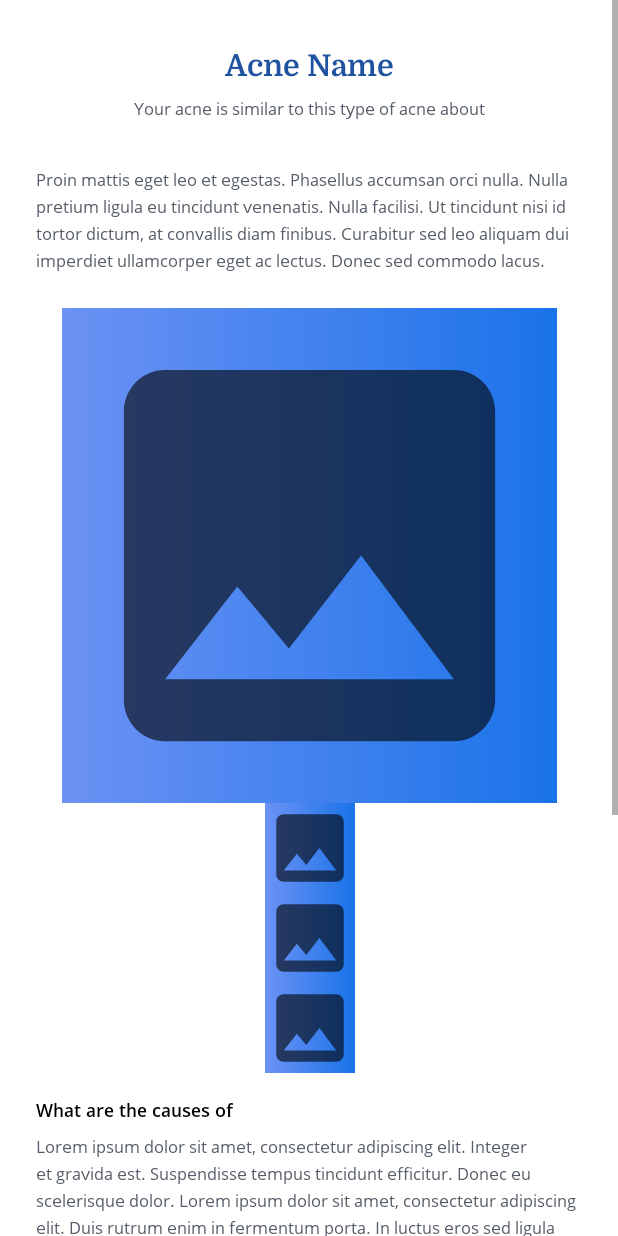
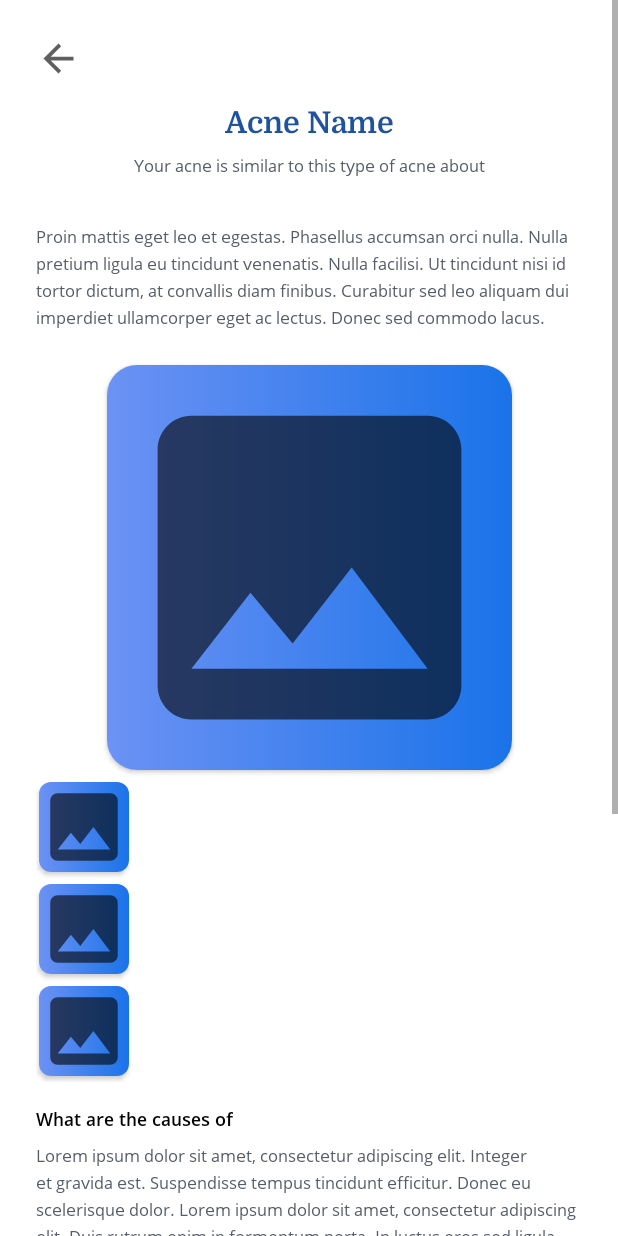
Before and after one commit to LuhutPakpahan/Capstone, an Android app: the layout activity_specific_detail.xml on its own in the app's theme, with its tools: preview values and no code run, on a phone screen of 412 x 824 dp. Run offline under Robolectric (Android 15) with nearby library versions, the phone set to English and light mode, and no system bars.

Commit message:
Repairing activity_signup.xml and activity_specific_detail.xml

```diff
--- /dev/null
+++ b/app/src/main/java/com/bffa3/myapplication/data/entity/AcnePicture.kt
@@ -0,0 +1,6 @@
+package com.bffa3.myapplication.data.entity
+
+data class AcnePicture(
+    val id: String,
+    val imagePath: String
+)
--- a/app/src/main/java/com/bffa3/myapplication/ui/specificdetail/SpecificDetailActivity.kt
+++ b/app/src/main/java/com/bffa3/myapplication/ui/specificdetail/SpecificDetailActivity.kt
@@ -6,6 +6,7 @@ import androidx.recyclerview.widget.LinearLayoutManager
 import androidx.recyclerview.widget.RecyclerView
 import com.bffa3.myapplication.R
 import com.bffa3.myapplication.databinding.ActivitySpecificDetailBinding
+import com.bffa3.myapplication.utils.DummyAcnePictures
 
 class SpecificDetailActivity : AppCompatActivity() {
 
@@ -18,11 +19,11 @@ class SpecificDetailActivity : AppCompatActivity() {
         setContentView(binding.root)
 
         adapter = SpecificDetailAdapter()
-
+        adapter.setListPhoto(DummyAcnePictures.addDummyAcnePictures())
         binding.rvOtherAcneImage.apply {
             layoutManager = LinearLayoutManager(this@SpecificDetailActivity, LinearLayoutManager.HORIZONTAL, false)
             setHasFixedSize(true)
-            adapter = adapter
+            this.adapter = adapter
         }
     }
 }
--- a/app/src/main/java/com/bffa3/myapplication/ui/specificdetail/SpecificDetailAdapter.kt
+++ b/app/src/main/java/com/bffa3/myapplication/ui/specificdetail/SpecificDetailAdapter.kt
@@ -3,20 +3,22 @@ package com.bffa3.myapplication.ui.specificdetail
 import android.view.LayoutInflater
 import android.view.ViewGroup
 import androidx.recyclerview.widget.RecyclerView
+import com.bffa3.myapplication.data.entity.AcnePicture
 import com.bffa3.myapplication.databinding.ItemSpecificDetailBinding
 
 class SpecificDetailAdapter() : RecyclerView.Adapter<SpecificDetailAdapter.CustomViewHolder>() {
 
-    private val listPhoto = ArrayList<Int>()
+    private val listPhoto = ArrayList<AcnePicture>()
 
-    fun setListPhoto(listPhoto: List<Int>) {
+    fun setListPhoto(listPhoto: List<AcnePicture>) {
         this.listPhoto.clear()
         this.listPhoto.addAll(listPhoto)
-        notifyDataSetChanged()
     }
 
     inner class CustomViewHolder(val binding: ItemSpecificDetailBinding) : RecyclerView.ViewHolder(binding.root) {
+        fun bind(acnePicture: AcnePicture) {
 
+        }
     }
 
     override fun onCreateViewHolder(parent: ViewGroup, viewType: Int): CustomViewHolder {
@@ -24,12 +26,8 @@ class SpecificDetailAdapter() : RecyclerView.Adapter<SpecificDetailAdapter.Custo
     }
 
     override fun onBindViewHolder(holder: CustomViewHolder, position: Int) {
-        holder.binding.ivItem.setOnClickListener {
-
-        }
+        holder.bind(listPhoto[position])
     }
 
-    override fun getItemCount(): Int {
-        return listPhoto.size
-    }
+    override fun getItemCount() = listPhoto.size
 }
--- /dev/null
+++ b/app/src/main/java/com/bffa3/myapplication/utils/DummyAcnePictures.kt
@@ -0,0 +1,20 @@
+package com.bffa3.myapplication.utils
+
+import com.bffa3.myapplication.data.entity.AcnePicture
+
+object DummyAcnePictures {
+    fun addDummyAcnePictures(): List<AcnePicture> {
+        return listOf(
+            AcnePicture("1", "1"),
+            AcnePicture("2", "2"),
+            AcnePicture("3", "3"),
+            AcnePicture("4", "4"),
+            AcnePicture("5", "5"),
+            AcnePicture("6", "6"),
+            AcnePicture("7", "7"),
+            AcnePicture("8", "8"),
+            AcnePicture("9", "9"),
+            AcnePicture("10", "10")
+        )
+    }
+}
--- a/app/src/main/res/layout/activity_signup.xml
+++ b/app/src/main/res/layout/activity_signup.xml
@@ -11,6 +11,7 @@
         android:layout_height="wrap_content">
 
         <androidx.cardview.widget.CardView
+            android:id="@+id/civ_back_button"
             android:layout_width="30dp"
             android:layout_height="30dp"
             app:layout_constraintStart_toStartOf="parent"
--- a/app/src/main/res/layout/activity_specific_detail.xml
+++ b/app/src/main/res/layout/activity_specific_detail.xml
@@ -10,16 +10,36 @@
         android:layout_width="match_parent"
         android:layout_height="wrap_content">
 
+        <androidx.cardview.widget.CardView
+            android:id="@+id/civ_result_button"
+            android:layout_width="30dp"
+            android:layout_height="30dp"
+            app:layout_constraintStart_toStartOf="parent"
+            app:layout_constraintTop_toTopOf="parent"
+            android:layout_marginTop="24dp"
+            android:layout_marginStart="24dp"
+            android:clickable="true"
+            android:foreground="?attr/selectableItemBackground"
+            app:cardElevation="0dp"
+            app:cardCornerRadius="40dp">
+
+            <ImageView
+                android:layout_width="match_parent"
+                android:layout_height="match_parent"
+                android:src="@drawable/ic_baseline_arrow_back_24"
+                tools:ignore="ContentDescription" />
+        </androidx.cardview.widget.CardView>
+
         <TextView
             android:id="@+id/tv_acne_name"
             style="@style/Title.PossibilityAcne"
             android:layout_width="wrap_content"
             android:layout_height="wrap_content"
-            android:layout_marginTop="32dp"
+            android:layout_marginTop="16dp"
             android:text="@string/acne_name"
             app:layout_constraintEnd_toEndOf="parent"
             app:layout_constraintStart_toStartOf="parent"
-            app:layout_constraintTop_toTopOf="parent" />
+            app:layout_constraintTop_toBottomOf="@id/civ_result_button"/>
 
         <TextView
             android:id="@+id/tv_acne_number_possibility"
@@ -46,28 +66,38 @@
             app:layout_constraintStart_toStartOf="parent"
             app:layout_constraintTop_toBottomOf="@id/tv_acne_number_possibility" />
 
+        <androidx.cardview.widget.CardView
+            android:id="@+id/civ_selected_acne"
+            android:layout_width="270dp"
+            android:layout_height="270dp"
+            android:layout_marginVertical="24dp"
+            app:layout_constraintEnd_toEndOf="parent"
+            app:layout_constraintStart_toStartOf="parent"
+            app:layout_constraintTop_toBottomOf="@id/tv_acne_description"
+            app:cardCornerRadius="20dp">
+
             <ImageView
+                android:layout_width="match_parent"
+                android:layout_height="match_parent"
                 android:id="@+id/iv_selected_acne"
-            android:layout_width="330dp"
-            android:layout_height="330dp"
-            android:layout_marginVertical="24dp"
                 android:background="@drawable/gradient"
                 android:foreground="?attr/selectableItemBackground"
                 android:src="@drawable/ic_baseline_image_24"
-            app:layout_constraintEnd_toEndOf="parent"
-            app:layout_constraintStart_toStartOf="parent"
-            app:layout_constraintTop_toBottomOf="@id/tv_acne_description"
                 tools:ignore="ContentDescription" />
+        </androidx.cardview.widget.CardView>
 
         <androidx.recyclerview.widget.RecyclerView
             tools:listitem="@layout/item_specific_detail"
             android:orientation="horizontal"
             android:id="@+id/rv_other_acne_image"
-            android:layout_width="wrap_content"
+            android:layout_width="0dp"
             android:layout_height="wrap_content"
-            app:layout_constraintEnd_toEndOf="@id/iv_selected_acne"
-            app:layout_constraintStart_toStartOf="@id/iv_selected_acne"
-            app:layout_constraintTop_toBottomOf="@id/iv_selected_acne" />
+            android:layout_marginTop="4dp"
+            app:layout_constraintEnd_toEndOf="parent"
+            app:layout_constraintStart_toStartOf="parent"
+            android:layout_marginHorizontal="24dp"
+            app:layout_constraintTop_toBottomOf="@id/civ_selected_acne"
+            app:flow_horizontalAlign="center" />
 
         <TextView
             android:id="@+id/tv_title_cause"
@@ -111,15 +141,30 @@
             app:layout_constraintStart_toStartOf="@id/tv_cause_of_acne"
             app:layout_constraintTop_toBottomOf="@id/tv_title_tips" />
 
-        <ImageView
-            android:id="@+id/iv_warning_background"
+        <androidx.cardview.widget.CardView
+            android:id="@+id/civ_warning_background"
             android:layout_width="0dp"
             android:layout_height="60dp"
             android:layout_marginTop="24dp"
-            android:background="@color/warning"
             app:layout_constraintEnd_toEndOf="@id/tv_tips_to_deal"
             app:layout_constraintStart_toStartOf="@id/tv_tips_to_deal"
             app:layout_constraintTop_toBottomOf="@id/tv_tips_to_deal"
+            app:cardElevation="16dp"
+            app:cardCornerRadius="12dp">
+
+            <androidx.constraintlayout.widget.ConstraintLayout
+                android:layout_width="match_parent"
+                android:layout_height="match_parent">
+
+                <ImageView
+                    android:id="@+id/iv_warning_background"
+                    android:layout_width="match_parent"
+                    android:layout_height="match_parent"
+                    android:background="@color/warning"
+                    app:layout_constraintTop_toTopOf="parent"
+                    app:layout_constraintStart_toStartOf="parent"
+                    app:layout_constraintEnd_toEndOf="parent"
+                    app:layout_constraintBottom_toBottomOf="parent"
                     tools:ignore="ContentDescription" />
 
                 <TextView
@@ -148,23 +193,36 @@
                     app:layout_constraintEnd_toEndOf="@id/iv_warning_background"
                     app:layout_constraintStart_toStartOf="@id/iv_warning_background"
                     app:layout_constraintTop_toBottomOf="@id/tv_warning_title" />
+            </androidx.constraintlayout.widget.ConstraintLayout>
+        </androidx.cardview.widget.CardView>
 
-        <Button
-            android:id="@+id/btn_feedback"
+        <androidx.cardview.widget.CardView
+            android:id="@+id/civ_feedback_button"
+            android:layout_margin="24dp"
             android:layout_width="0dp"
-            android:layout_height="wrap_content"
-            android:padding="8dp"
-            android:text="@string/feedback"
-            android:background="@drawable/gradient"
-            android:foreground="?attr/selectableItemBackground"
-            style="@style/Title.Button"
-            android:layout_marginTop="16dp"
-            android:layout_marginHorizontal="40dp"
-            android:layout_marginVertical="24dp"
+            android:layout_height="50dp"
+            android:layout_marginBottom="24dp"
+            app:cardElevation="4dp"
+            app:cardCornerRadius="12dp"
             app:layout_constraintBottom_toBottomOf="parent"
             app:layout_constraintStart_toStartOf="parent"
             app:layout_constraintEnd_toEndOf="parent"
-            app:layout_constraintTop_toBottomOf="@id/iv_warning_background" />
+            app:layout_constraintTop_toBottomOf="@id/civ_warning_background"
+            android:clickable="true"
+            android:foreground="?attr/selectableItemBackground">
 
+            <ImageView
+                android:layout_width="match_parent"
+                android:layout_height="match_parent"
+                android:background="@drawable/gradient"
+                tools:ignore="ContentDescription" />
+
+            <TextView
+                android:layout_width="match_parent"
+                android:layout_height="match_parent"
+                android:gravity="center"
+                android:text="@string/feedback"
+                style="@style/Title.Button"/>
+        </androidx.cardview.widget.CardView>
     </androidx.constraintlayout.widget.ConstraintLayout>
 </ScrollView>
--- a/app/src/main/res/layout/item_specific_detail.xml
+++ b/app/src/main/res/layout/item_specific_detail.xml
@@ -1,16 +1,20 @@
 <?xml version="1.0" encoding="utf-8"?>
-<LinearLayout
-    xmlns:android="http://schemas.android.com/apk/res/android"
+<androidx.cardview.widget.CardView xmlns:android="http://schemas.android.com/apk/res/android"
     xmlns:tools="http://schemas.android.com/tools"
-    android:layout_width="wrap_content"
-    android:layout_height="wrap_content">
+    android:layout_width="60dp"
+    android:layout_height="60dp"
+    xmlns:app="http://schemas.android.com/apk/res-auto"
+    android:layout_marginVertical="4dp"
+    android:layout_marginHorizontal="2dp"
+    app:cardCornerRadius="8dp"
+    android:clickable="true"
+    android:foreground="?attr/selectableItemBackground">
 
     <ImageView
         android:id="@+id/iv_item"
-        android:layout_width="60dp"
-        android:layout_height="60dp"
+        android:layout_width="match_parent"
+        android:layout_height="match_parent"
         android:background="@drawable/gradient"
-        android:foreground="?attr/selectableItemBackground"
         android:src="@drawable/ic_baseline_image_24"
         tools:ignore="ContentDescription" />
-</LinearLayout>
+</androidx.cardview.widget.CardView>
```
Also changed, not shown: app/src/main/AndroidManifest.xml (+8 -8 lines). Lines whose indentation alone changed are shown as unchanged.
